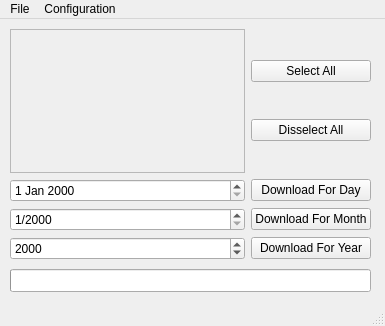
The window that ProgramFiles/frontend/mainwindow.ui (duffyevan/NTB_Solution1) describes before a commit, drawn with Qt 5.
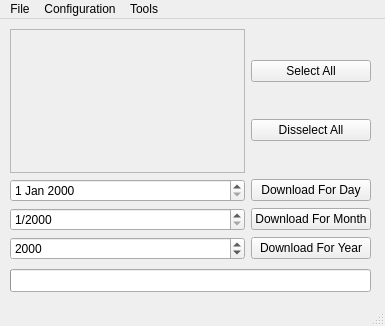
The same window after the commit.

Commit message: Added logging to UI program, readded open log button

Patch:
```diff
--- a/ProgramFiles/frontend/mainwindow.ui
+++ b/ProgramFiles/frontend/mainwindow.ui
@@ -181,8 +181,15 @@
     </property>
     <addaction name="openConfFileButton"/>
    </widget>
+   <widget class="QMenu" name="menuTools">
+    <property name="title">
+     <string>Tools</string>
+    </property>
+    <addaction name="openLogFileButton"/>
+   </widget>
    <addaction name="menuNTB_Datacollection_Automation"/>
    <addaction name="menuConfiguration"/>
+   <addaction name="menuTools"/>
   </widget>
   <widget class="QStatusBar" name="statusbar"/>
   <action name="openConfFileButton">
```
The commit also changes 6 other files.
